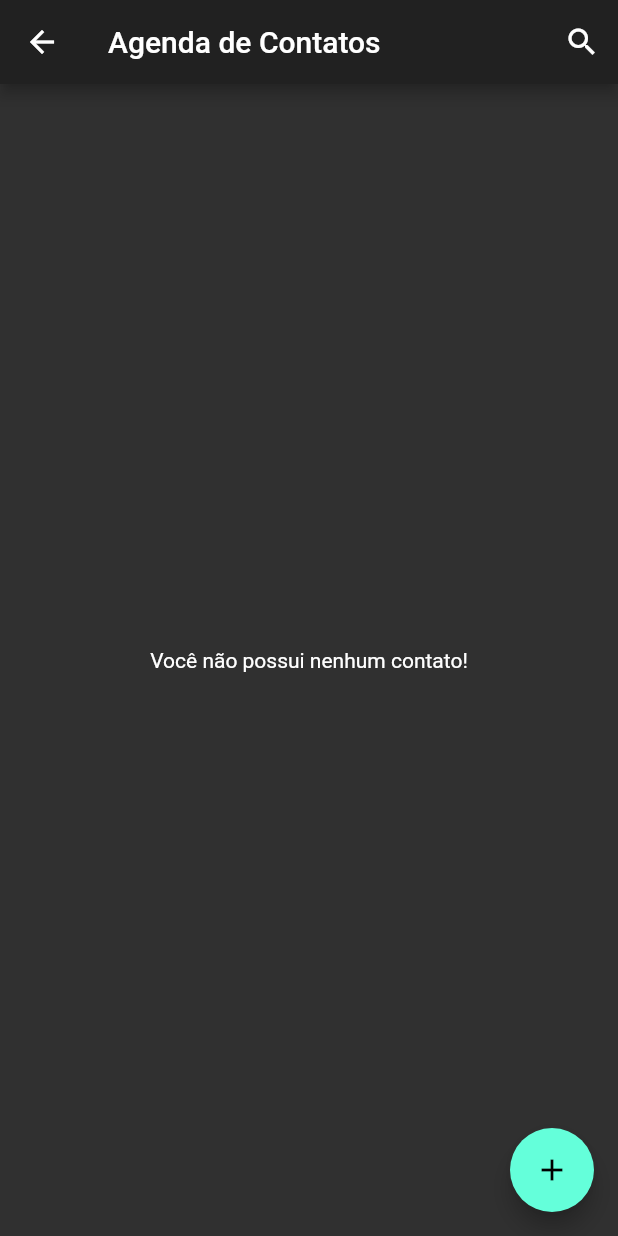
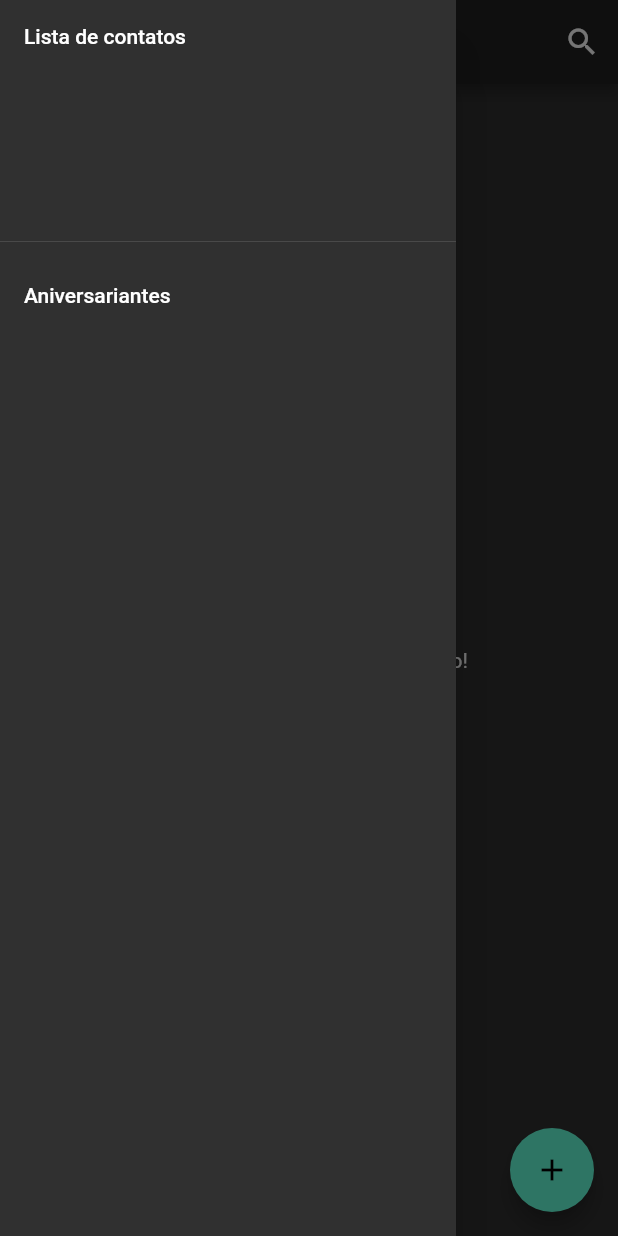
Before and after one commit to LucasSnatiago/agenda_de_contatos, a Flutter app: the Inicio screen opened by its route, with the side drawer open (before the commit the screen has no drawer), on a phone screen of 412 x 824 dp. Run offline on Flutter 3.47's test engine with Material 2 defaults, Android fonts, the phone set to English and light mode, and no system bars; our stand-ins replace cloud_firestore, firebase_auth, firebase_core, firebase_storage, grouped_list, image_cropper and 1 more; missing offline and left inert: via_cep_flutter; accounts and stored records are empty.

Commit message:
feat: app terminado

```diff
--- a/lib/main.dart
+++ b/lib/main.dart
@@ -1,3 +1,4 @@
+import 'package:agenda_de_contatos/telas/listaNascimento.dart';
 import 'package:flutter_localizations/flutter_localizations.dart';
 import 'package:agenda_de_contatos/providers/auth.dart';
 import 'package:agenda_de_contatos/providers/contatos.dart';
@@ -61,6 +62,7 @@ class BuildMaterialApp extends StatelessWidget {
         NovoContato.routeName: (ctx) => NovoContato(),
         Login.routeName: (ctx) => Login(),
         Registrar.routeName: (ctx) => Registrar(),
+        ListaAniversariantes.routeName: (ctx) => ListaAniversariantes(),
       },
     );
   }
--- a/lib/telas/inicio.dart
+++ b/lib/telas/inicio.dart
@@ -1,6 +1,7 @@
 import 'package:agenda_de_contatos/models/contato.dart';
 import 'package:agenda_de_contatos/providers/contatos.dart';
 import 'package:agenda_de_contatos/telas/editar_contato.dart';
+import 'package:agenda_de_contatos/telas/listaNascimento.dart';
 import 'package:agenda_de_contatos/telas/procurar_contato.dart';
 import 'package:flutter/material.dart';
 import 'package:provider/provider.dart';
@@ -27,6 +28,18 @@ class _InicioState extends State<Inicio> {
                 showSearch(context: context, delegate: ProcurarContato()),
           )
         ],
+      ),
+      drawer: Drawer(
+        child: ListView(
+          children: [
+            DrawerHeader(child: Text('Lista de contatos')),
+            ListTile(
+              title: Text('Aniversariantes'),
+              onTap: () => Navigator.of(context)
+                  .pushNamed(ListaAniversariantes.routeName),
+            ),
+          ],
+        ),
       ),
       body: FutureBuilder(
         future: Provider.of<Contatos>(context, listen: false)
--- a/lib/telas/listaNascimento.dart
+++ b/lib/telas/listaNascimento.dart
@@ -20,6 +20,8 @@ const List<String> mesesAno = const [
 ];
 
 class ListaAniversariantes extends StatelessWidget {
+  static const routeName = 'telas/listaAniversario';
+
   @override
   Widget build(BuildContext context) {
     return Scaffold(
@@ -42,6 +44,7 @@ class ListaAniversariantes extends StatelessWidget {
       elements: contato,
       groupBy: (element) => DateTime.parse(element.aniversario),
       groupSeparatorBuilder: (value) => Text(mesesAno[value.month - 1]),
+      groupComparator: (value1, value2) => value1.month.compareTo(value2.month),
       itemBuilder: (context, cont) => _buildContact(context, cont),
     );
   }
```
